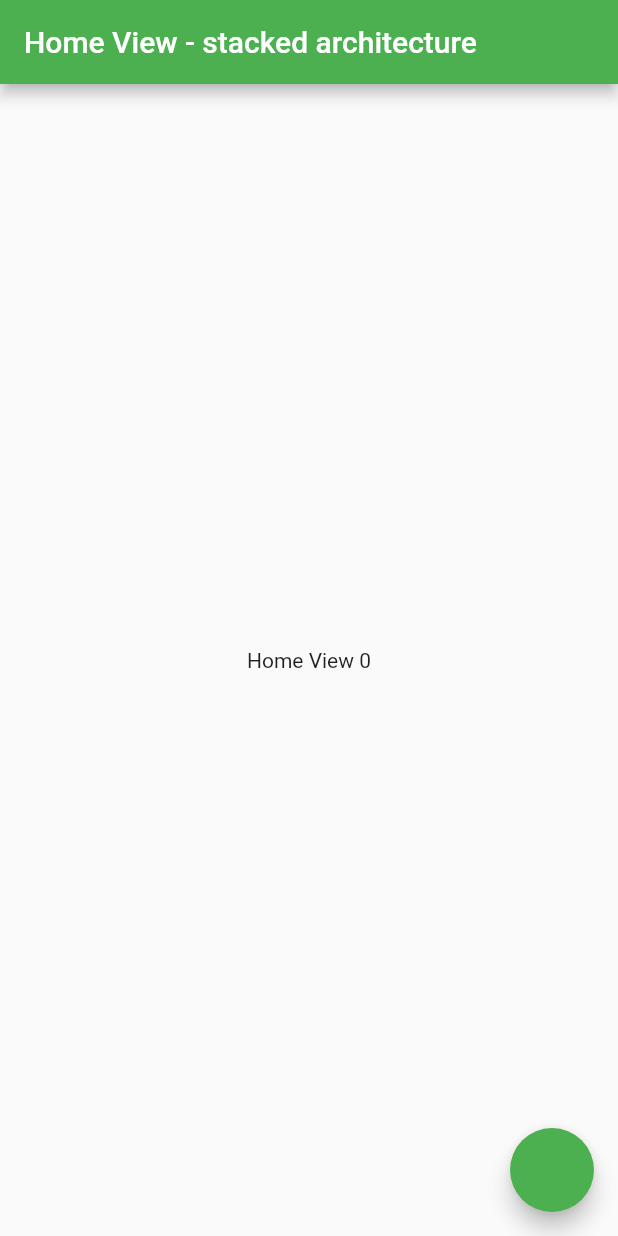
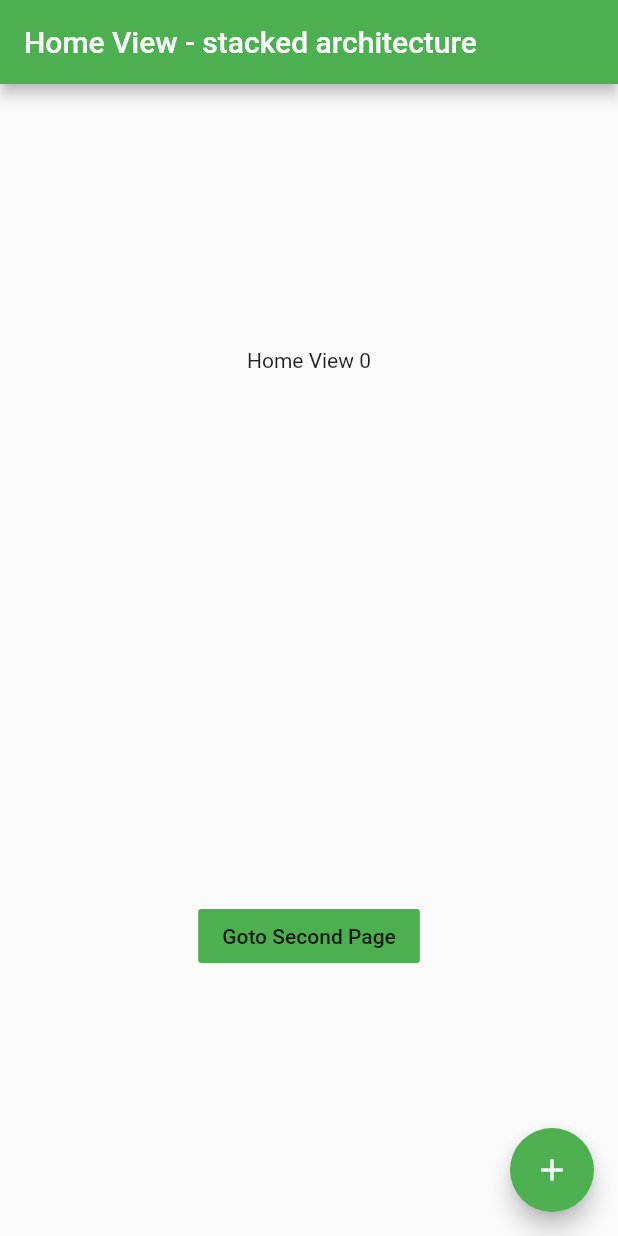
Before and after one commit to IbsanjU/flutter_stacked, a Flutter app: the screen it shows after launch, on a phone screen of 412 x 824 dp. Run offline on Flutter 3.47's test engine with Material 2 defaults, Android fonts, the phone set to English and light mode, and no system bars; our stand-ins replace stacked, stacked_services.

Commit message:
Stacked Architecture Setup - DONE
routes, injection stacked services

```diff
--- /dev/null
+++ b/lib/app/app.dart
@@ -0,0 +1,22 @@
+// To autoGenerate Routes
+// flutter pub run build_runner build
+import 'package:flutter_stacked/ui/views/home/home_view.dart';
+import 'package:flutter_stacked/ui/views/startup/startup_view.dart';
+import 'package:stacked/stacked_annotations.dart';
+import 'package:stacked_services/stacked_services.dart';
+
+@StackedApp(
+  routes: [
+    MaterialRoute(page: HomeView, initial: true),
+    CupertinoRoute(page: StartupView),
+  ],
+  // Different dependencies like
+  // LazySingleton, Singleton, pre-solved Singleton and factory service
+  // can be used here.
+  dependencies: [
+    LazySingleton(classType: NavigationService),
+  ],
+)
+class AppSetup {
+  /** Serves no purpose besides having an annotation attached to it */
+}
--- /dev/null
+++ b/lib/app/app.locator.dart
@@ -0,0 +1,16 @@
+// GENERATED CODE - DO NOT MODIFY BY HAND
+
+// **************************************************************************
+// StackedLocatorGenerator
+// **************************************************************************
+
+// ignore_for_file: public_member_api_docs
+
+import 'package:stacked/stacked.dart';
+import 'package:stacked_services/stacked_services.dart';
+
+final locator = StackedLocator.instance;
+
+void setupLocator() {
+  locator.registerLazySingleton(() => NavigationService());
+}
--- /dev/null
+++ b/lib/app/app.router.dart
@@ -0,0 +1,48 @@
+// GENERATED CODE - DO NOT MODIFY BY HAND
+
+// **************************************************************************
+// StackedRouterGenerator
+// **************************************************************************
+
+// ignore_for_file: public_member_api_docs
+
+import 'package:flutter/cupertino.dart';
+import 'package:flutter/material.dart';
+import 'package:stacked/stacked.dart';
+
+import '../ui/views/home/home_view.dart';
+import '../ui/views/startup/startup_view.dart';
+
+class Routes {
+  static const String homeView = '/';
+  static const String startupView = '/startup-view';
+  static const all = <String>{
+    homeView,
+    startupView,
+  };
+}
+
+class StackedRouter extends RouterBase {
+  @override
+  List<RouteDef> get routes => _routes;
+  final _routes = <RouteDef>[
+    RouteDef(Routes.homeView, page: HomeView),
+    RouteDef(Routes.startupView, page: StartupView),
+  ];
+  @override
+  Map<Type, StackedRouteFactory> get pagesMap => _pagesMap;
+  final _pagesMap = <Type, StackedRouteFactory>{
+    HomeView: (data) {
+      return MaterialPageRoute<dynamic>(
+        builder: (context) => const HomeView(),
+        settings: data,
+      );
+    },
+    StartupView: (data) {
+      return CupertinoPageRoute<dynamic>(
+        builder: (context) => const StartupView(),
+        settings: data,
+      );
+    },
+  };
+}
--- a/lib/main.dart
+++ b/lib/main.dart
@@ -1,7 +1,13 @@
 import 'package:flutter/material.dart';
-import 'package:flutter_stacked/ui/views/home/home_view.dart';
+import 'package:flutter_stacked/app/app.locator.dart';
+import 'package:stacked_services/stacked_services.dart';
+
+import 'app/app.router.dart';
 
 void main() {
+  // setupLocator() will register the functions registerd in the locator in the
+  // the app.locator.dart file.
+  setupLocator();
   runApp(MyApp());
 }
 
@@ -15,8 +21,9 @@ class MyApp extends StatelessWidget {
         primarySwatch: Colors.green,
         visualDensity: VisualDensity.adaptivePlatformDensity,
       ),
-      home: HomeView(),
-
+      // home: HomeView(),
+      navigatorKey: StackedService.navigatorKey,
+      onGenerateRoute: StackedRouter().onGenerateRoute,
     );
   }
 }
--- a/lib/ui/views/home/home_view.dart
+++ b/lib/ui/views/home/home_view.dart
@@ -13,9 +13,19 @@ class HomeView extends StatelessWidget {
           title: Text(model.title + ' - stacked architecture'),
         ),
         body: Center(
-          child: Text(model.title + ' ${model.counter}'),
+          child: Column(
+            mainAxisAlignment: MainAxisAlignment.spaceAround,
+            children: [
+              Text(model.title + ' ${model.counter}'),
+              FlatButton(
+                  color: Theme.of(context).accentColor,
+                  onPressed: model.secondPage,
+                  child: Text('Goto Second Page'))
+            ],
+          ),
         ),
         floatingActionButton: FloatingActionButton(
+          child: Icon(Icons.add),
           onPressed: model.updateCounter,
         ),
       ),
--- a/lib/ui/views/home/home_view_model.dart
+++ b/lib/ui/views/home/home_view_model.dart
@@ -1,8 +1,14 @@
-import 'dart:developer';
+// Business Logic and View State (Interaction)
+// NotifyListeners rebuild the constructor
 
+import 'package:flutter_stacked/app/app.locator.dart';
+import 'package:flutter_stacked/app/app.router.dart';
 import 'package:stacked/stacked.dart';
+import 'package:stacked_services/stacked_services.dart';
 
 class HomeViewModel extends BaseViewModel {
+  final _navigationService = locator<NavigationService>();
+
   String _title = 'Home View';
   String get title => _title;
 
@@ -13,4 +19,8 @@ class HomeViewModel extends BaseViewModel {
     _counter++;
     notifyListeners();
   }
+
+  void secondPage() {
+    _navigationService.navigateTo(Routes.startupView);
+  }
 }
--- a/pubspec.yaml
+++ b/pubspec.yaml
@@ -15,10 +15,9 @@ dependencies:
   cupertino_icons: ^1.0.0
 
   # State Management
-  stacked: ^1.7.6
+  stacked: ^1.9.0
 
   # Navigation
-  auto_route: ^0.2.1
   stacked_services:
 
 dev_dependencies:
@@ -26,7 +25,6 @@ dev_dependencies:
     sdk: flutter
 
   build_runner:
-  auto_route_generator:
 
 flutter:
   uses-material-design: true
```
Also changed, not shown: lib/app/router.dart (deleted, +0 -13 lines), pubspec.lock.
